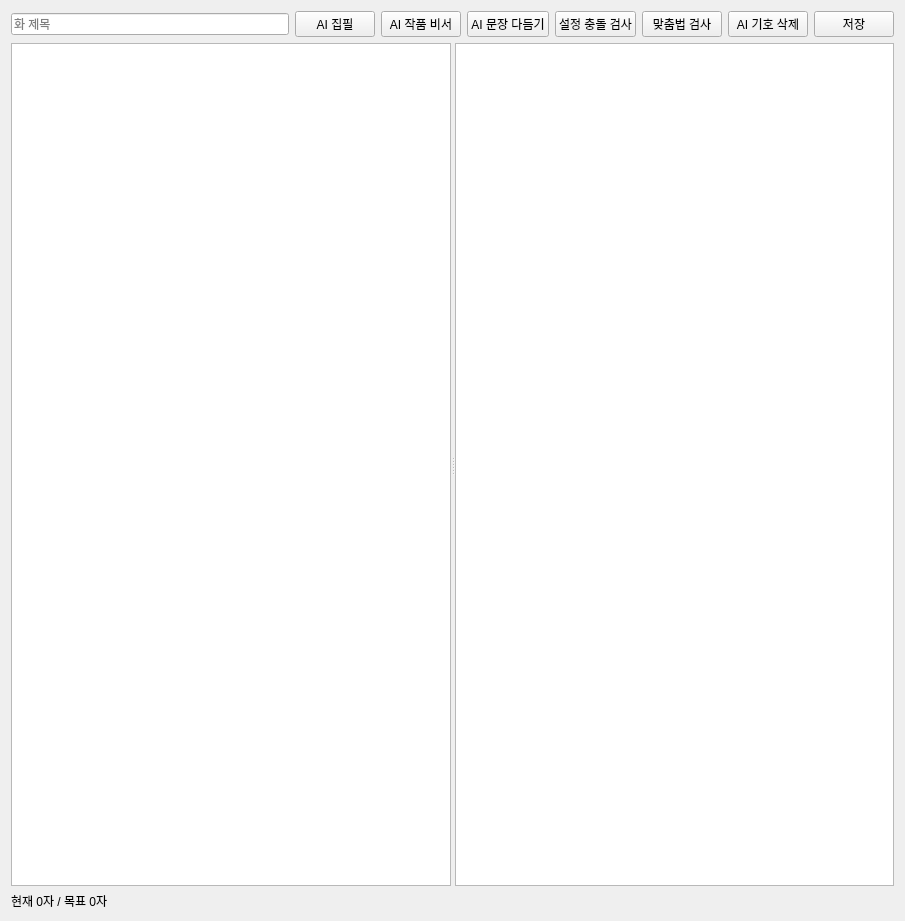
Donian-kor/Novel_Studio_v0.1, file novel_studio/ui/forms/manuscript.ui: the form before one commit.
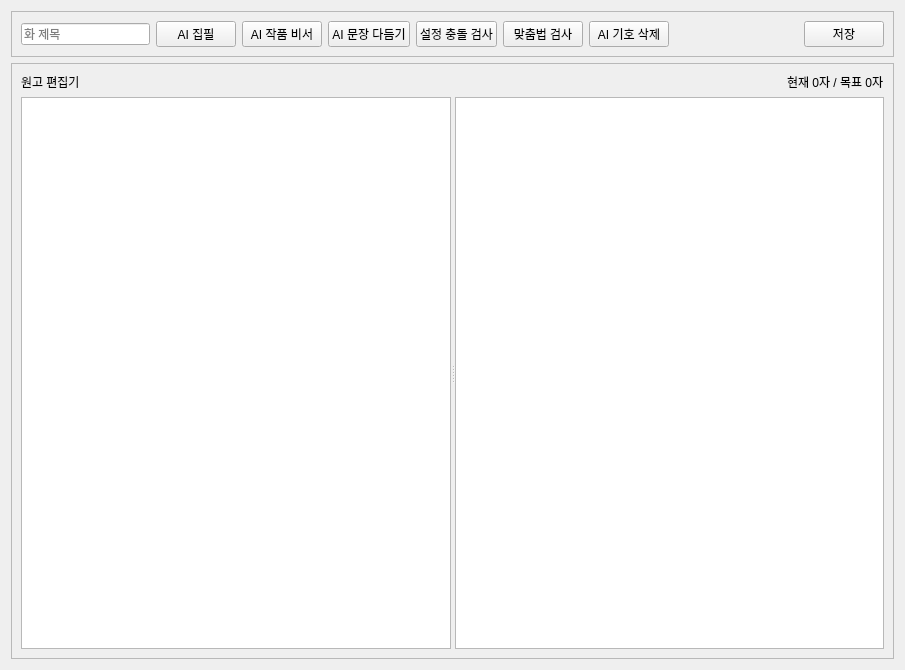
The form after the commit.

```diff
--- a/novel_studio/ui/forms/manuscript.ui
+++ b/novel_studio/ui/forms/manuscript.ui
@@ -7,11 +7,21 @@
     <x>0</x>
     <y>0</y>
     <width>905</width>
-    <height>921</height>
+    <height>670</height>
    </rect>
   </property>
-  <layout class="QVBoxLayout" name="l">
-   <item>
+  <layout class="QGridLayout" name="gridLayout">
+   <item row="0" column="0">
+    <widget class="QFrame" name="manuscriptHeader">
+     <property name="sizePolicy">
+      <sizepolicy hsizetype="Preferred" vsizetype="Fixed">
+       <horstretch>0</horstretch>
+       <verstretch>0</verstretch>
+      </sizepolicy>
+     </property>
+     <property name="frameShape">
+      <enum>QFrame::Shape::StyledPanel</enum>
+     </property>
     <layout class="QHBoxLayout" name="top">
      <item>
       <widget class="QLineEdit" name="titleEdit">
@@ -62,6 +72,19 @@
        </property>
       </widget>
      </item>
+      <item>
+       <spacer name="topSpacer">
+        <property name="orientation">
+         <enum>Qt::Orientation::Horizontal</enum>
+        </property>
+        <property name="sizeHint" stdset="0">
+         <size>
+          <width>0</width>
+          <height>0</height>
+         </size>
+        </property>
+       </spacer>
+      </item>
      <item>
       <widget class="QPushButton" name="saveBtn">
        <property name="text">
@@ -70,6 +93,50 @@
       </widget>
      </item>
     </layout>
+    </widget>
+   </item>
+   <item row="1" column="0">
+    <widget class="QFrame" name="editorCard">
+     <property name="frameShape">
+      <enum>QFrame::Shape::StyledPanel</enum>
+     </property>
+     <layout class="QVBoxLayout" name="editorLayout" stretch="0,2">
+      <item>
+       <layout class="QHBoxLayout" name="editorHeader">
+        <property name="spacing">
+         <number>6</number>
+        </property>
+        <property name="sizeConstraint">
+         <enum>QLayout::SizeConstraint::SetDefaultConstraint</enum>
+        </property>
+        <item>
+         <widget class="QLabel" name="editorTitle">
+          <property name="text">
+           <string>원고 편집기</string>
+          </property>
+         </widget>
+        </item>
+        <item>
+         <spacer name="editorSpacer">
+          <property name="orientation">
+           <enum>Qt::Orientation::Horizontal</enum>
+          </property>
+          <property name="sizeHint" stdset="0">
+           <size>
+            <width>0</width>
+            <height>0</height>
+           </size>
+          </property>
+         </spacer>
+        </item>
+        <item>
+         <widget class="QLabel" name="countLabel">
+          <property name="text">
+           <string>현재 0자 / 목표 0자</string>
+          </property>
+         </widget>
+        </item>
+       </layout>
    </item>
    <item>
     <widget class="QSplitter" name="manuscriptSplitter">
@@ -84,17 +151,7 @@
      </widget>
     </widget>
    </item>
-   <item>
-    <widget class="QLabel" name="countLabel">
-     <property name="sizePolicy">
-      <sizepolicy hsizetype="Fixed" vsizetype="Fixed">
-       <horstretch>0</horstretch>
-       <verstretch>0</verstretch>
-      </sizepolicy>
-     </property>
-     <property name="text">
-      <string>현재 0자 / 목표 0자</string>
-     </property>
+     </layout>
     </widget>
    </item>
   </layout>
```
Left out of the diff: 3 changed lines with no effect on the pictures. Lines whose indentation alone changed are shown as unchanged.
